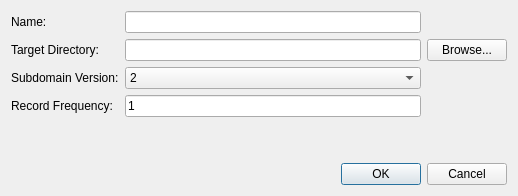
atdyer/SMT, file SMT/Dialogs/CreateSubdomainDialog.ui: the form before one commit.
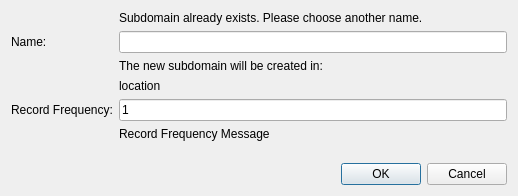
The form after the commit.

Commit message: Updated create subdomain dialog

```diff
--- a/SMT/Dialogs/CreateSubdomainDialog.ui
+++ b/SMT/Dialogs/CreateSubdomainDialog.ui
@@ -16,71 +16,58 @@
   <layout class="QVBoxLayout" name="verticalLayout">
    <item>
     <layout class="QGridLayout" name="gridLayout">
-     <item row="2" column="1">
-      <widget class="QComboBox" name="subdomainVersion">
-       <property name="currentIndex">
-        <number>1</number>
+     <item row="2" column="2">
+      <widget class="QLabel" name="label">
+       <property name="text">
+        <string>The new subdomain will be created in:</string>
        </property>
-       <item>
-        <property name="text">
-         <string>1</string>
-        </property>
-       </item>
-       <item>
-        <property name="text">
-         <string>2</string>
-        </property>
-       </item>
       </widget>
      </item>
-     <item row="2" column="0">
-      <widget class="QLabel" name="label_3">
+     <item row="4" column="0">
+      <widget class="QLabel" name="label_4">
        <property name="text">
-        <string>Subdomain Version:</string>
+        <string>Record Frequency:</string>
        </property>
       </widget>
      </item>
      <item row="1" column="2">
-      <widget class="QPushButton" name="browseButton">
-       <property name="text">
-        <string>Browse...</string>
-       </property>
-      </widget>
+      <widget class="QLineEdit" name="subdomainName"/>
      </item>
      <item row="1" column="0">
-      <widget class="QLabel" name="label">
-       <property name="text">
-        <string>Target Directory:</string>
-       </property>
-      </widget>
-     </item>
-     <item row="1" column="1">
-      <widget class="QLineEdit" name="targetDir"/>
-     </item>
-     <item row="0" column="0">
       <widget class="QLabel" name="label_2">
        <property name="text">
         <string>Name:</string>
        </property>
       </widget>
      </item>
-     <item row="0" column="1">
-      <widget class="QLineEdit" name="subdomainName"/>
+     <item row="5" column="2">
+      <widget class="QLabel" name="frequencyMessage">
+       <property name="text">
+        <string>Record Frequency Message</string>
+       </property>
+      </widget>
      </item>
-     <item row="3" column="0">
-      <widget class="QLabel" name="label_4">
+     <item row="3" column="2">
+      <widget class="QLabel" name="locationMessage">
        <property name="text">
-        <string>Record Frequency:</string>
+        <string>location</string>
        </property>
       </widget>
      </item>
-     <item row="3" column="1">
+     <item row="4" column="2">
       <widget class="QLineEdit" name="recordFrequency">
        <property name="text">
         <string>1</string>
        </property>
       </widget>
      </item>
+     <item row="0" column="2">
+      <widget class="QLabel" name="existsMessage">
+       <property name="text">
+        <string>Subdomain already exists. Please choose another name.</string>
+       </property>
+      </widget>
+     </item>
     </layout>
    </item>
    <item>
```
Left out of the diff: 6 changed lines with no effect on the pictures. The commit also changes 4 other files.
